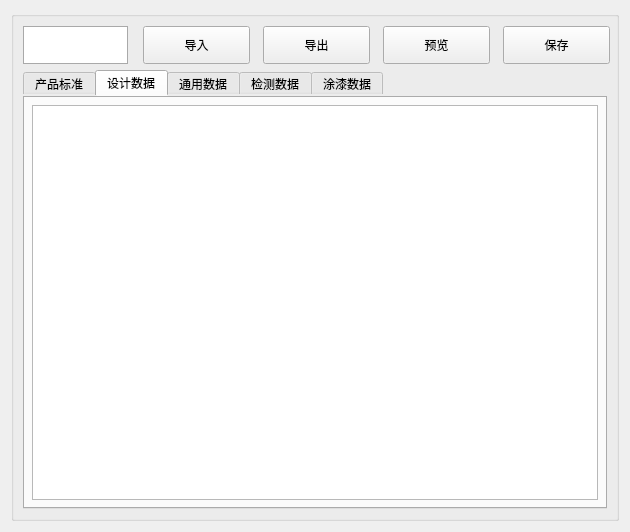
Qt form DongLanpec-local/modules/condition_input/viewer_new.ui (scienhudb/donghua) before a commit.
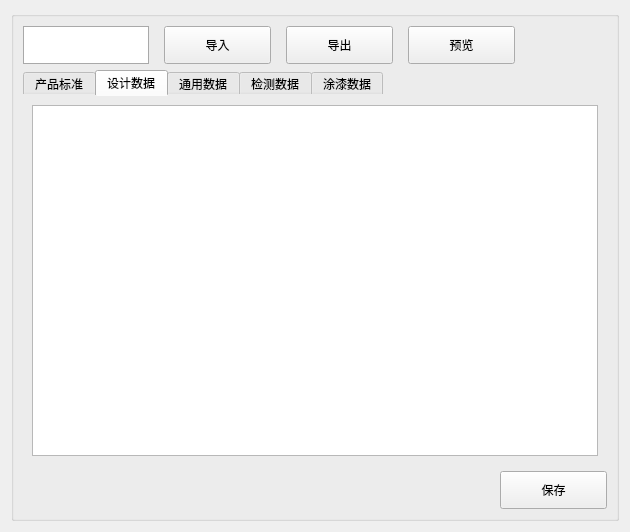
The same form after that commit. Icons and pictures are not drawn.

What changed in the file:
```diff
--- a/DongLanpec-local/modules/condition_input/viewer_new.ui
+++ b/DongLanpec-local/modules/condition_input/viewer_new.ui
@@ -166,7 +166,7 @@
      </property>
      <layout class="QVBoxLayout" name="verticalLayout_7">
       <item>
-       <layout class="QHBoxLayout" name="topRightButtonLayout" stretch="0,0,0,0,0,1">
+       <layout class="QHBoxLayout" name="topRightButtonLayout" stretch="0,0,0,0,1">
         <property name="spacing">
          <number>15</number>
         </property>
@@ -288,35 +288,6 @@
           </property>
          </widget>
         </item>
-        <item>
-         <widget class="QPushButton" name="btn_confirm">
-          <property name="minimumSize">
-           <size>
-            <width>107</width>
-            <height>38</height>
-           </size>
-          </property>
-          <property name="maximumSize">
-           <size>
-            <width>16777215</width>
-            <height>38</height>
-           </size>
-          </property>
-          <property name="text">
-           <string>保存</string>
-          </property>
-          <property name="icon">
-           <iconset>
-            <normaloff>../chanpinguanli/icons/保存.png</normaloff>../chanpinguanli/icons/保存.png</iconset>
-          </property>
-          <property name="iconSize">
-           <size>
-            <width>18</width>
-            <height>18</height>
-           </size>
-          </property>
-         </widget>
-        </item>
         <item>
          <spacer name="horizontalSpacer_2">
           <property name="orientation">
@@ -335,7 +306,9 @@
       <item>
        <widget class="QTabWidget" name="tabWidget_datatable">
         <property name="styleSheet">
-         <string notr="true">QTabWidget#tabWidget_datatable { border: none; }</string>
+         <string notr="true">QTabWidget#tabWidget_datatable { border: none; }
+QTabWidget#tabWidget_datatable::pane { border: none; background: transparent; }
+QTabWidget#tabWidget_datatable::tab-bar { left: 0px; }</string>
         </property>
         <property name="currentIndex">
          <number>1</number>
@@ -405,6 +378,52 @@
         </widget>
        </widget>
       </item>
+      <item>
+       <layout class="QHBoxLayout" name="horizontalLayout">
+        <item>
+         <spacer name="horizontalSpacer">
+          <property name="orientation">
+           <enum>Qt::Horizontal</enum>
+          </property>
+          <property name="sizeHint" stdset="0">
+           <size>
+            <width>40</width>
+            <height>20</height>
+           </size>
+          </property>
+         </spacer>
+        </item>
+        <item>
+         <widget class="QPushButton" name="btn_confirm">
+          <property name="minimumSize">
+           <size>
+            <width>107</width>
+            <height>38</height>
+           </size>
+          </property>
+          <property name="maximumSize">
+           <size>
+            <width>16777215</width>
+            <height>38</height>
+           </size>
+          </property>
+          <property name="text">
+           <string>保存</string>
+          </property>
+          <property name="icon">
+           <iconset>
+            <normaloff>../chanpinguanli/icons/保存.png</normaloff>../chanpinguanli/icons/保存.png</iconset>
+          </property>
+          <property name="iconSize">
+           <size>
+            <width>18</width>
+            <height>18</height>
+           </size>
+          </property>
+         </widget>
+        </item>
+       </layout>
+      </item>
      </layout>
     </widget>
    </item>
```
